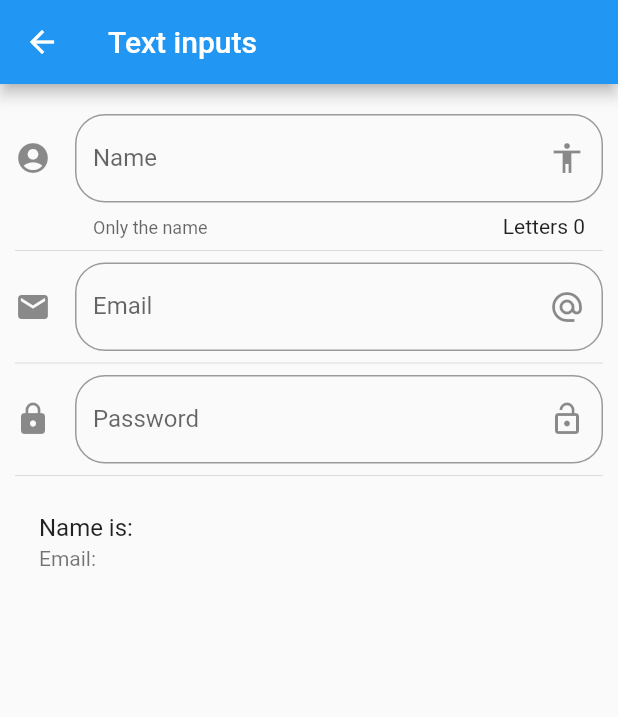
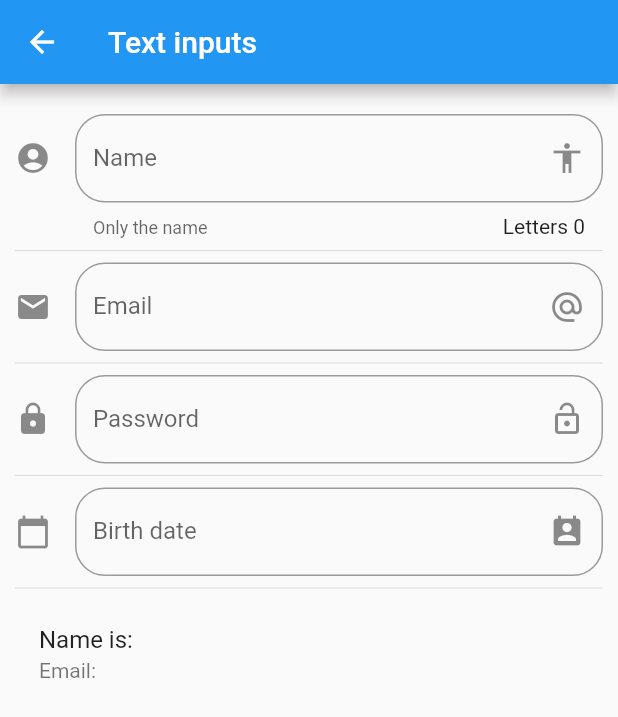
Before and after one commit to dtlucho/flutter_components, a Flutter app: the InputPage screen opened by its route, on a phone screen of 412 x 824 dp. Shown: the top 717 px of the screen. Run offline on Flutter 3.47's test engine with Material 2 defaults, Android fonts, the phone set to English and light mode, and no system bars.

Commit message:
Adding date picker field

```diff
--- a/lib/src/pages/input_page.dart
+++ b/lib/src/pages/input_page.dart
@@ -11,6 +11,9 @@ class _InputPageState extends State<InputPage> {
   String _name = '';
   String _email = '';
   String _password = '';
+  String _date = '';
+
+  final TextEditingController _dateController = TextEditingController();
 
   @override
   Widget build(BuildContext context) {
@@ -29,6 +32,8 @@ class _InputPageState extends State<InputPage> {
           _createEmail(),
           const Divider(),
           _createPassword(),
+          const Divider(),
+          _createDate(),
           const Divider(),
           _createUser(),
         ],
@@ -101,4 +106,40 @@ class _InputPageState extends State<InputPage> {
       }),
     );
   }
+
+  Widget _createDate() {
+    return TextField(
+      enableInteractiveSelection: false,
+      controller: _dateController,
+      decoration: InputDecoration(
+        border: OutlineInputBorder(
+          borderRadius: BorderRadius.circular(20.0),
+        ),
+        hintText: 'Birth date',
+        labelText: 'Birth date',
+        suffixIcon: const Icon(Icons.perm_contact_calendar),
+        icon: const Icon(Icons.calendar_today),
+      ),
+      onTap: () {
+        FocusScope.of(context).requestFocus(FocusNode());
+        _selectDate(context);
+      },
+    );
+  }
+
+  Future<void> _selectDate(BuildContext context) async {
+    DateTime? picked = await showDatePicker(
+      context: context,
+      initialDate: DateTime.now(),
+      firstDate: DateTime(2018),
+      lastDate: DateTime(2025),
+    );
+
+    if (picked != null) {
+      setState(() {
+        _date = picked.toString();
+        _dateController.text = _date;
+      });
+    }
+  }
 }
```
